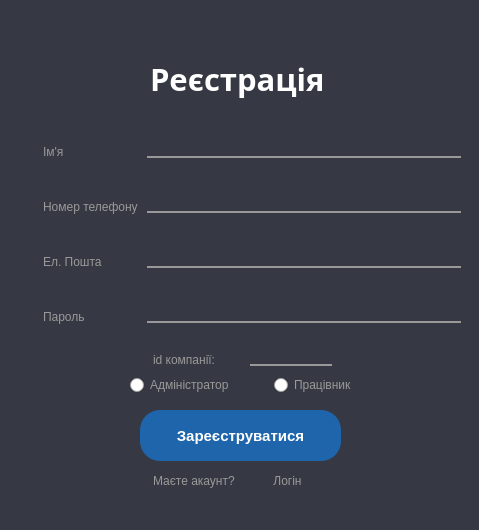
Old version of the form registration.ui in the repository Annakkm/Todolist.
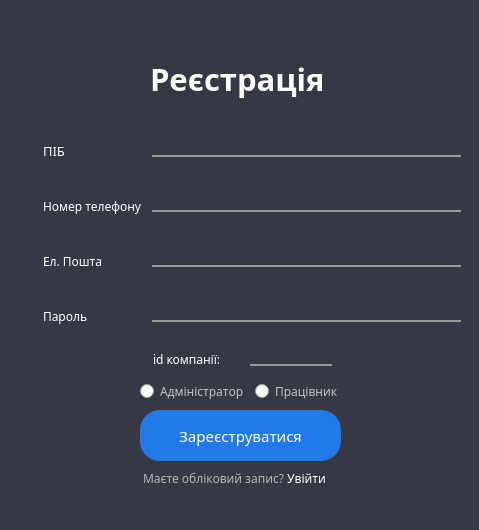
New version of the form. Icons and pictures are not drawn.

Commit message: новий дизайн логін, реєстрація

The edit to the form file:
```diff
--- a/registration.ui
+++ b/registration.ui
@@ -99,13 +99,17 @@
    <layout class="QGridLayout" name="gridLayout">
     <item row="2" column="0">
      <widget class="QLabel" name="label_email">
+      <property name="font">
+       <font>
+        <family>Fixel Black</family>
+       </font>
+      </property>
       <property name="styleSheet">
        <string notr="true">QLabel{
 position: absolute;
 left: 0;
 padding: 10 px  0;
-pointer_events: none;
-color: rgb(153, 153, 153);
+color: rgb(255, 255, 255);
 text-transform: 	uppercase;
 }</string>
       </property>
@@ -116,13 +120,17 @@
     </item>
     <item row="3" column="0">
      <widget class="QLabel" name="label_password">
+      <property name="font">
+       <font>
+        <family>Fixel Black</family>
+       </font>
+      </property>
       <property name="styleSheet">
        <string notr="true">QLabel{
 position: absolute;
 left: 0;
 padding: 10 px  0;
-pointer_events: none;
-color: rgb(153, 153, 153);
+color: rgb(255, 255, 255);
 text-transform: 	uppercase;
 }</string>
       </property>
@@ -171,18 +179,23 @@
     </item>
     <item row="0" column="0">
      <widget class="QLabel" name="label_username">
+      <property name="font">
+       <font>
+        <family>Fixel Black</family>
+        <pointsize>10</pointsize>
+       </font>
+      </property>
       <property name="styleSheet">
        <string notr="true">QLabel{
 position: absolute;
 left: 0;
 padding: 10 px  0;
-pointer_events: none;
-color: rgb(153, 153, 153);
+color: rgb(255, 255, 255);
 text-transform: 	uppercase;
 }</string>
       </property>
       <property name="text">
-       <string>Ім'я</string>
+       <string>ПІБ</string>
       </property>
      </widget>
     </item>
@@ -253,13 +266,18 @@
     </item>
     <item row="1" column="0">
      <widget class="QLabel" name="label_phone">
+      <property name="font">
+       <font>
+        <family>Fixel Black</family>
+        <pointsize>9</pointsize>
+       </font>
+      </property>
       <property name="styleSheet">
        <string notr="true">QLabel{
 position: absolute;
 left: 0;
 padding: 10 px  0;
-pointer_events: none;
-color: rgb(153, 153, 153);
+color: rgb(255, 255, 255);
 text-transform: 	uppercase;
 }</string>
       </property>
@@ -355,24 +373,6 @@
     </item>
    </layout>
   </widget>
-  <widget class="QGroupBox" name="groupBox">
-   <property name="geometry">
-    <rect>
-     <x>90</x>
-     <y>370</y>
-     <width>321</width>
-     <height>31</height>
-    </rect>
-   </property>
-   <property name="styleSheet">
-    <string notr="true">QGroupBox{
-border: none;
-}</string>
-   </property>
-   <property name="title">
-    <string/>
-   </property>
-  </widget>
   <widget class="QPushButton" name="btnlogin_2">
    <property name="geometry">
     <rect>
@@ -382,13 +382,18 @@
      <height>51</height>
     </rect>
    </property>
+   <property name="font">
+    <font>
+     <family>Fixel Black</family>
+     <pointsize>-1</pointsize>
+    </font>
+   </property>
    <property name="styleSheet">
     <string notr="true">QPushButton{
-background: rgb(30, 101, 172);
+background: rgb(34, 122, 233);
 border-radius: 20px;
 color: rgb(255, 255, 255);
-font-size: 15px; 
-font-weight: bold;
+font-size: 15px;
 }
 QPushButton:hover{
 background: rgb(255, 255, 255);
@@ -402,35 +407,54 @@
   <widget class="QWidget" name="horizontalLayoutWidget_2">
    <property name="geometry">
     <rect>
-     <x>150</x>
+     <x>140</x>
      <y>460</y>
-     <width>181</width>
+     <width>258</width>
      <height>43</height>
     </rect>
    </property>
    <layout class="QHBoxLayout" name="horizontalLayout_2">
+    <property name="spacing">
+     <number>0</number>
+    </property>
+    <property name="sizeConstraint">
+     <enum>QLayout::SetFixedSize</enum>
+    </property>
+    <property name="rightMargin">
+     <number>0</number>
+    </property>
     <item>
      <widget class="QLabel" name="label_link1">
+      <property name="font">
+       <font>
+        <family>Fixel Black</family>
+       </font>
+      </property>
       <property name="styleSheet">
        <string notr="true">QLabel{
 position: absolute;
 left: 0;
 padding: 10 px  11;
-color: rgb(153, 153, 153);
+color: rgb(181, 181, 181);
 }</string>
       </property>
       <property name="text">
-       <string>Маєте акаунт?</string>
+       <string>Маєте обліковий запис?</string>
       </property>
      </widget>
     </item>
     <item>
      <widget class="QPushButton" name="btn_link2">
+      <property name="font">
+       <font>
+        <family>Fixel Black</family>
+       </font>
+      </property>
       <property name="styleSheet">
        <string notr="true">QPushButton{
 background: transparent;
 border: none;
-color: rgb(153, 153, 153);
+color:rgb(255, 255, 255);
 }
 
 QPushButton::hover{
@@ -439,7 +463,7 @@
 </string>
       </property>
       <property name="text">
-       <string>Логін</string>
+       <string>Увійти</string>
       </property>
      </widget>
     </item>
@@ -504,13 +528,17 @@
      <height>31</height>
     </rect>
    </property>
+   <property name="font">
+    <font>
+     <family>Fixel Black</family>
+    </font>
+   </property>
    <property name="styleSheet">
     <string notr="true">QLabel{
 position: absolute;
 left: 0;
 padding: 10 px  0;
-pointer_events: none;
-color: rgb(153, 153, 153);
+color: rgb(255, 255, 255);
 text-transform: 	uppercase;
 }</string>
    </property>
@@ -572,13 +600,16 @@
   <widget class="QWidget" name="gridLayoutWidget_2">
    <property name="geometry">
     <rect>
-     <x>130</x>
-     <y>370</y>
+     <x>140</x>
+     <y>380</y>
      <width>281</width>
      <height>31</height>
     </rect>
    </property>
    <layout class="QGridLayout" name="gridLayout_2">
+    <property name="sizeConstraint">
+     <enum>QLayout::SetFixedSize</enum>
+    </property>
     <item row="0" column="1">
      <widget class="QRadioButton" name="radioBtnWorker">
       <property name="baseSize">
@@ -587,6 +618,12 @@
         <height>0</height>
        </size>
       </property>
+      <property name="font">
+       <font>
+        <family>Fixel Black</family>
+        <pointsize>-1</pointsize>
+       </font>
+      </property>
       <property name="styleSheet">
        <string notr="true">QRadioButton{
 font-size: 12px;
@@ -594,7 +631,7 @@
 text-transform: capitalize;
 display: inline-block;
 vertical-align: middle;
-color: rgb(153, 153, 153);
+color: rgb(193, 193, 193);  
 }
 
 QRadioButton::hover{
@@ -608,17 +645,23 @@
     </item>
     <item row="0" column="0">
      <widget class="QRadioButton" name="radioBtnAdmin">
+      <property name="font">
+       <font>
+        <family>Fixel Black</family>
+        <pointsize>-1</pointsize>
+       </font>
+      </property>
       <property name="layoutDirection">
        <enum>Qt::LeftToRight</enum>
       </property>
       <property name="styleSheet">
        <string notr="true">QRadioButton{
 font-size: 12px;
-font-weignt:  500;
+font-weignt:  300;
 text-transform: capitalize;
 display: inline-block;
 vertical-align: middle;
-color: rgb(153, 153, 153);
+color: rgb(193, 193, 193);  
 }
 
 QRadioButton::hover{
```
Left out of the diff: 12 changed lines with no effect on the pictures. The commit also changes 12 other files.
